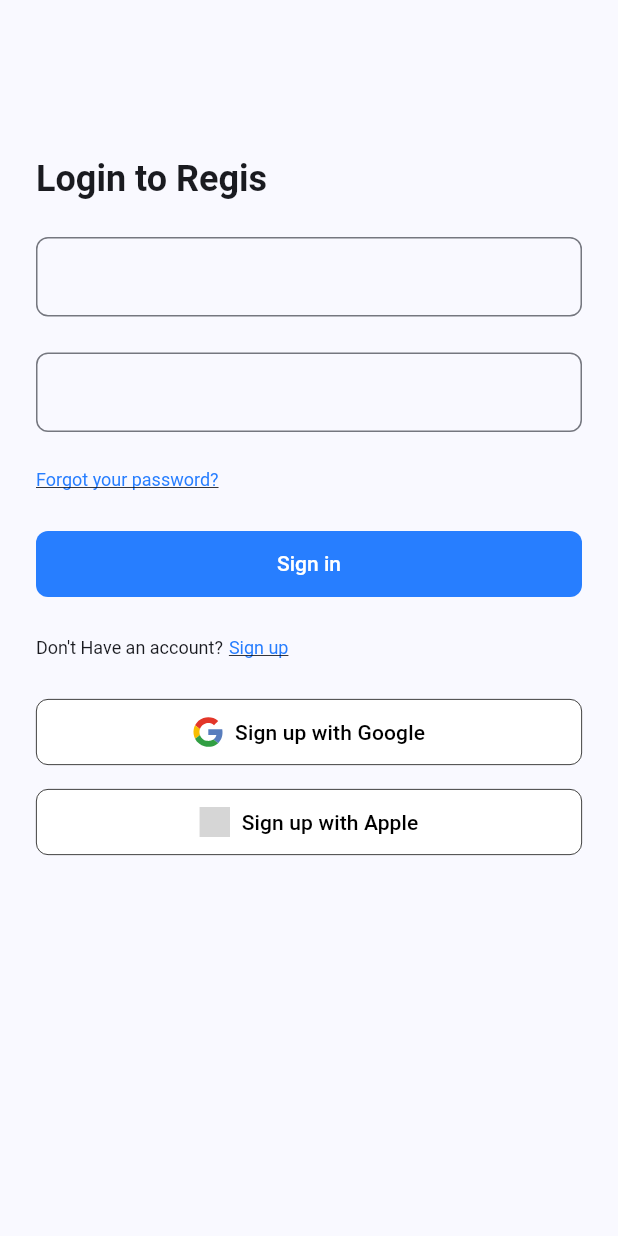
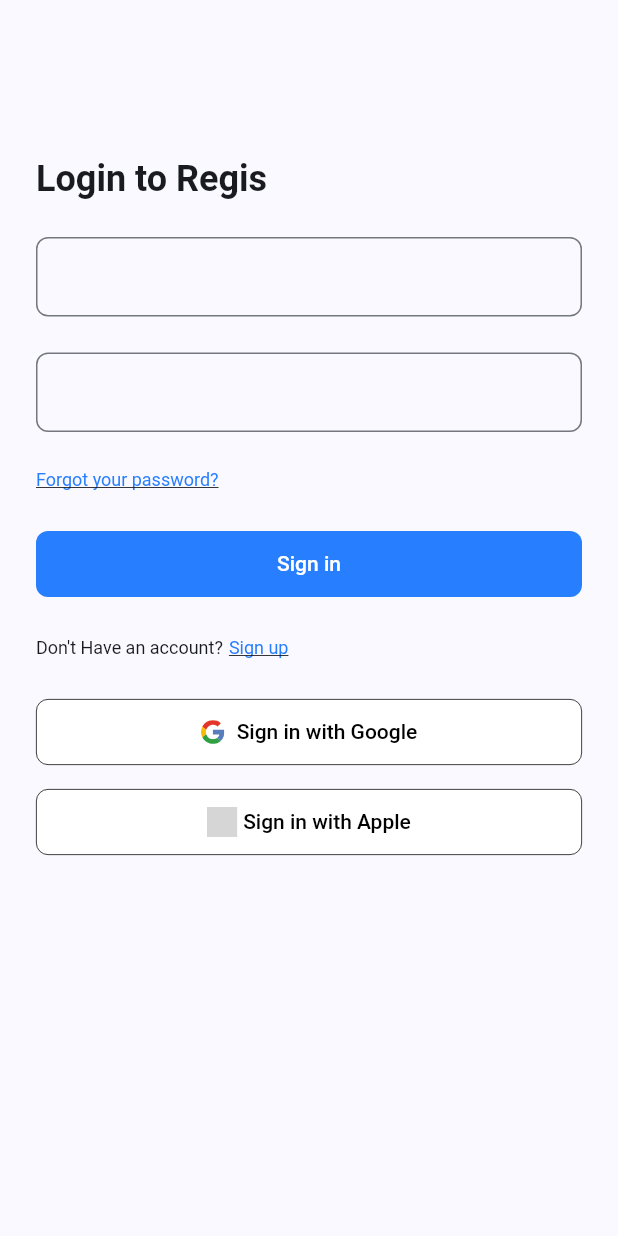
Before and after one commit to suzubki/expenshees, a Flutter app: the screen it shows after launch, on a phone screen of 412 x 824 dp. Run offline on Flutter 3.47's test engine with Material 3 defaults, Android fonts, the light colour scheme and no system bars; our stand-ins replace bloc, dio, equatable, firebase_auth, firebase_core, flutter_bloc and 6 more; missing offline and left inert: firebase_app_check; accounts and stored records are empty; grey boxes are pictures that could not be loaded.

Commit message:
refactor: changed normal style from theme text style

```diff
--- a/lib/features/auth/presentation/screens/login_screen.dart
+++ b/lib/features/auth/presentation/screens/login_screen.dart
@@ -100,10 +100,11 @@ class LoginScreen extends StatelessWidget {
                   crossAxisAlignment: CrossAxisAlignment.center,
                   mainAxisAlignment: MainAxisAlignment.center,
                   children: [
-                    SvgPicture.asset(IconsAssets.google, width: 20, height: 20),
+                    SvgPicture.asset(IconsAssets.google, width: 16, height: 16),
                     8.width,
-                    const Text('Sign up with Google',
-                        style: TextStyle(color: Colors.black)),
+                    Text('Sign in with Google',
+                        style: Theme.of(context).textTheme.bodyLarge!.copyWith(
+                            color: Colors.black, fontWeight: FontWeight.w500)),
                   ],
                 )),
             12.height,
@@ -116,9 +117,10 @@ class LoginScreen extends StatelessWidget {
                   mainAxisAlignment: MainAxisAlignment.center,
                   children: [
                     SvgPicture.asset(IconsAssets.apple, width: 20, height: 20),
-                    8.width,
-                    const Text('Sign up with Apple',
-                        style: TextStyle(color: Colors.black)),
+                    4.width,
+                    Text('Sign in with Apple',
+                        style: Theme.of(context).textTheme.bodyLarge!.copyWith(
+                            color: Colors.black, fontWeight: FontWeight.w500)),
                   ],
                 )),
           ],
```
